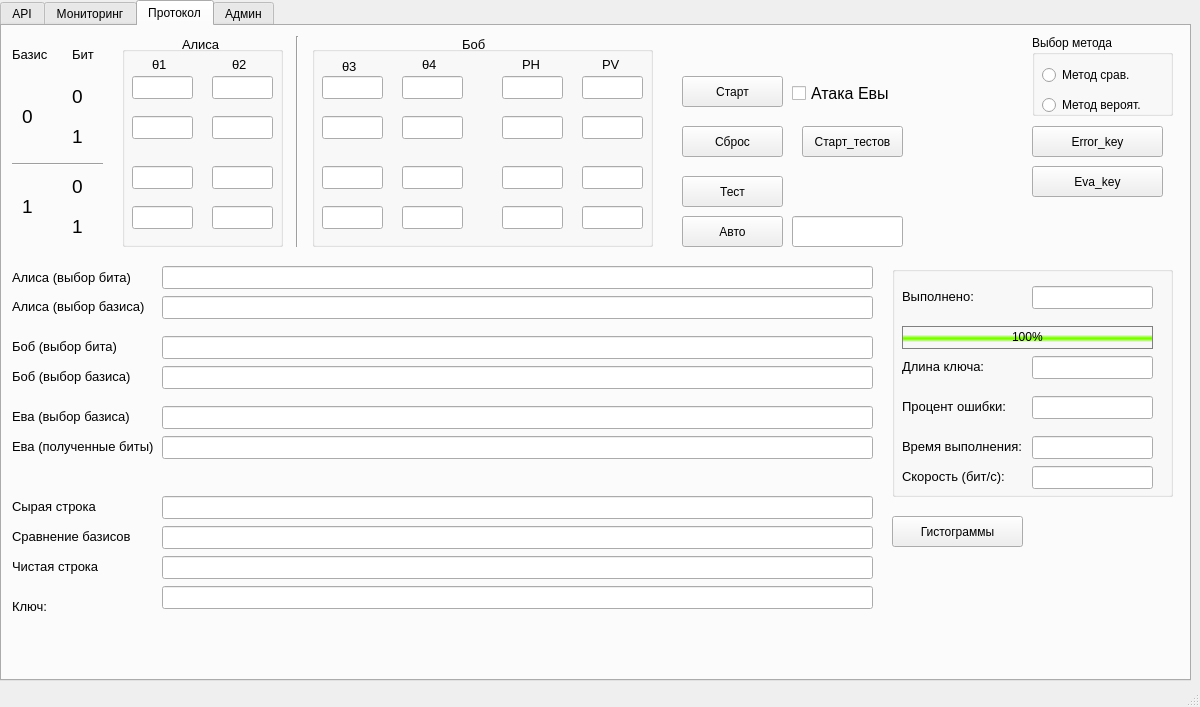
LukArty/QKD_techPO, file mainwindow.ui: the form before one commit.
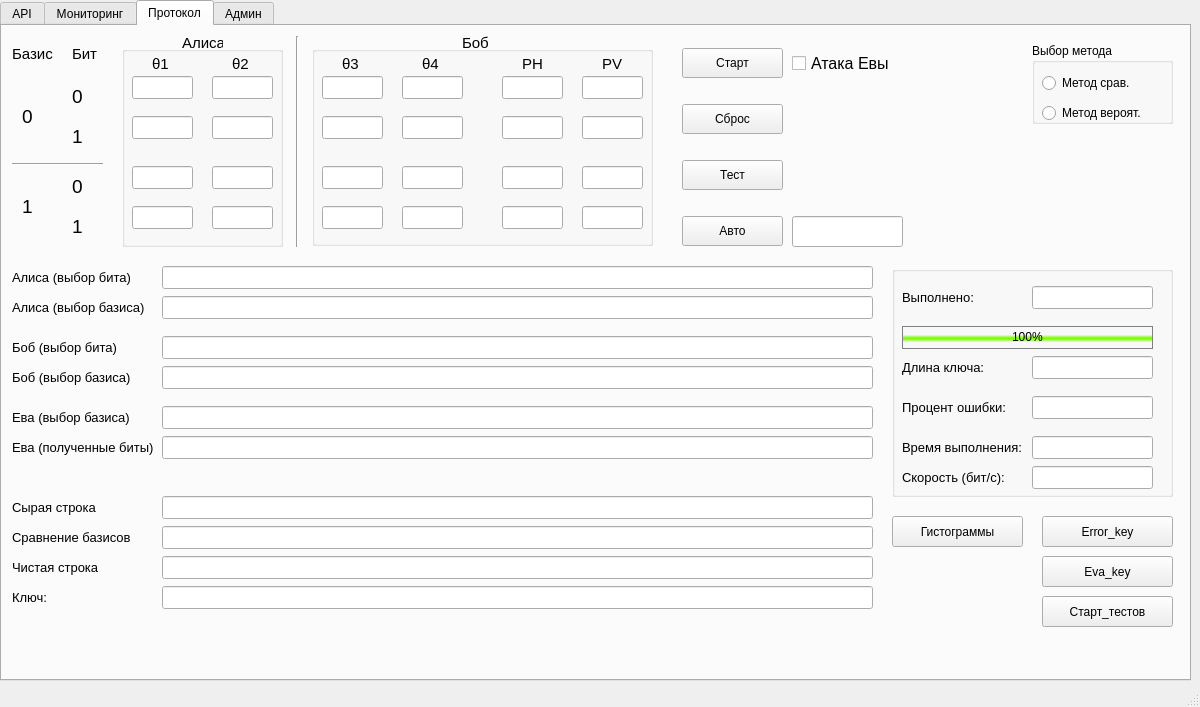
The form after the commit. The open tabs and pages were chosen to show the change. Icons and pictures are not drawn. Custom widgets are drawn as their Qt base class.

Patch:
```diff
--- a/mainwindow.ui
+++ b/mainwindow.ui
@@ -1927,6 +1927,11 @@
          <height>16</height>
         </rect>
        </property>
+       <property name="font">
+        <font>
+         <pointsize>11</pointsize>
+        </font>
+       </property>
        <property name="text">
         <string>θ1</string>
        </property>
@@ -1940,6 +1945,11 @@
          <height>16</height>
         </rect>
        </property>
+       <property name="font">
+        <font>
+         <pointsize>11</pointsize>
+        </font>
+       </property>
        <property name="text">
         <string>θ2</string>
        </property>
@@ -1956,7 +1966,7 @@
       </property>
       <property name="font">
        <font>
-        <pointsize>10</pointsize>
+        <pointsize>11</pointsize>
        </font>
       </property>
       <property name="text">
@@ -1974,7 +1984,7 @@
       </property>
       <property name="font">
        <font>
-        <pointsize>10</pointsize>
+        <pointsize>11</pointsize>
        </font>
       </property>
       <property name="layoutDirection">
@@ -2111,7 +2121,7 @@
         <x>310</x>
         <y>20</y>
         <width>341</width>
-        <height>201</height>
+        <height>200</height>
        </rect>
       </property>
       <property name="font">
@@ -2208,9 +2218,14 @@
          <x>30</x>
          <y>10</y>
          <width>21</width>
-         <height>20</height>
+         <height>16</height>
         </rect>
        </property>
+       <property name="font">
+        <font>
+         <pointsize>11</pointsize>
+        </font>
+       </property>
        <property name="text">
         <string>θ3</string>
        </property>
@@ -2224,6 +2239,11 @@
          <height>16</height>
         </rect>
        </property>
+       <property name="font">
+        <font>
+         <pointsize>11</pointsize>
+        </font>
+       </property>
        <property name="text">
         <string>θ4</string>
        </property>
@@ -2317,6 +2337,11 @@
          <height>16</height>
         </rect>
        </property>
+       <property name="font">
+        <font>
+         <pointsize>11</pointsize>
+        </font>
+       </property>
        <property name="text">
         <string>PV</string>
        </property>
@@ -2330,6 +2355,11 @@
          <height>16</height>
         </rect>
        </property>
+       <property name="font">
+        <font>
+         <pointsize>11</pointsize>
+        </font>
+       </property>
        <property name="text">
         <string>PH</string>
        </property>
@@ -2352,14 +2382,14 @@
       <property name="geometry">
        <rect>
         <x>180</x>
-        <y>10</y>
+        <y>9</y>
         <width>41</width>
         <height>16</height>
        </rect>
       </property>
       <property name="font">
        <font>
-        <pointsize>10</pointsize>
+        <pointsize>11</pointsize>
        </font>
       </property>
       <property name="text">
@@ -2370,14 +2400,14 @@
       <property name="geometry">
        <rect>
         <x>460</x>
-        <y>10</y>
+        <y>9</y>
         <width>31</width>
         <height>16</height>
        </rect>
       </property>
       <property name="font">
        <font>
-        <pointsize>10</pointsize>
+        <pointsize>11</pointsize>
        </font>
       </property>
       <property name="text">
@@ -2388,9 +2418,9 @@
       <property name="geometry">
        <rect>
         <x>680</x>
-        <y>50</y>
+        <y>22</y>
         <width>101</width>
-        <height>31</height>
+        <height>30</height>
        </rect>
       </property>
       <property name="text">
@@ -2401,9 +2431,9 @@
       <property name="geometry">
        <rect>
         <x>680</x>
-        <y>100</y>
+        <y>78</y>
         <width>101</width>
-        <height>31</height>
+        <height>30</height>
        </rect>
       </property>
       <property name="text">
@@ -2424,9 +2454,9 @@
       <property name="geometry">
        <rect>
         <x>10</x>
-        <y>241</y>
+        <y>240</y>
         <width>141</width>
-        <height>20</height>
+        <height>23</height>
        </rect>
       </property>
       <property name="font">
@@ -2444,7 +2474,7 @@
         <x>10</x>
         <y>270</y>
         <width>151</width>
-        <height>20</height>
+        <height>23</height>
        </rect>
       </property>
       <property name="font">
@@ -2462,7 +2492,7 @@
         <x>10</x>
         <y>310</y>
         <width>141</width>
-        <height>20</height>
+        <height>23</height>
        </rect>
       </property>
       <property name="font">
@@ -2480,7 +2510,7 @@
         <x>10</x>
         <y>340</y>
         <width>141</width>
-        <height>20</height>
+        <height>23</height>
        </rect>
       </property>
       <property name="font">
@@ -2528,7 +2558,7 @@
         <x>10</x>
         <y>470</y>
         <width>141</width>
-        <height>20</height>
+        <height>23</height>
        </rect>
       </property>
       <property name="font">
@@ -2546,7 +2576,7 @@
         <x>680</x>
         <y>190</y>
         <width>101</width>
-        <height>31</height>
+        <height>30</height>
        </rect>
       </property>
       <property name="text">
@@ -2559,7 +2589,7 @@
         <x>10</x>
         <y>500</y>
         <width>141</width>
-        <height>20</height>
+        <height>23</height>
        </rect>
       </property>
       <property name="font">
@@ -2597,7 +2627,7 @@
         <x>10</x>
         <y>530</y>
         <width>141</width>
-        <height>20</height>
+        <height>23</height>
        </rect>
       </property>
       <property name="font">
@@ -2637,7 +2667,7 @@
          <x>10</x>
          <y>170</y>
          <width>141</width>
-         <height>20</height>
+         <height>23</height>
         </rect>
        </property>
        <property name="font">
@@ -2655,7 +2685,7 @@
          <x>10</x>
          <y>200</y>
          <width>141</width>
-         <height>20</height>
+         <height>23</height>
         </rect>
        </property>
        <property name="font">
@@ -2683,7 +2713,7 @@
          <x>10</x>
          <y>90</y>
          <width>101</width>
-         <height>20</height>
+         <height>23</height>
         </rect>
        </property>
        <property name="font">
@@ -2711,7 +2741,7 @@
          <x>10</x>
          <y>20</y>
          <width>101</width>
-         <height>20</height>
+         <height>23</height>
         </rect>
        </property>
        <property name="font">
@@ -2739,7 +2769,7 @@
          <x>10</x>
          <y>130</y>
          <width>121</width>
-         <height>20</height>
+         <height>23</height>
         </rect>
        </property>
        <property name="font">
@@ -2794,9 +2824,9 @@
       <property name="geometry">
        <rect>
         <x>680</x>
-        <y>150</y>
+        <y>134</y>
         <width>101</width>
-        <height>31</height>
+        <height>30</height>
        </rect>
       </property>
       <property name="text">
@@ -2817,9 +2847,9 @@
       <property name="geometry">
        <rect>
         <x>10</x>
-        <y>570</y>
+        <y>560</y>
         <width>41</width>
-        <height>20</height>
+        <height>23</height>
        </rect>
       </property>
       <property name="font">
@@ -2847,7 +2877,7 @@
         <x>10</x>
         <y>380</y>
         <width>141</width>
-        <height>20</height>
+        <height>23</height>
        </rect>
       </property>
       <property name="font">
@@ -2863,7 +2893,7 @@
       <property name="geometry">
        <rect>
         <x>790</x>
-        <y>52</y>
+        <y>22</y>
         <width>101</width>
         <height>31</height>
        </rect>
@@ -2893,7 +2923,7 @@
         <x>10</x>
         <y>410</y>
         <width>141</width>
-        <height>20</height>
+        <height>23</height>
        </rect>
       </property>
       <property name="font">
@@ -2908,9 +2938,9 @@
      <widget class="QPushButton" name="Protocol_test">
       <property name="geometry">
        <rect>
-        <x>800</x>
-        <y>100</y>
-        <width>101</width>
+        <x>1040</x>
+        <y>570</y>
+        <width>131</width>
         <height>31</height>
        </rect>
       </property>
@@ -2921,8 +2951,8 @@
      <widget class="QPushButton" name="Eva_key">
       <property name="geometry">
        <rect>
-        <x>1030</x>
-        <y>140</y>
+        <x>1040</x>
+        <y>530</y>
         <width>131</width>
         <height>31</height>
        </rect>
@@ -2934,8 +2964,8 @@
      <widget class="QPushButton" name="Error_key">
       <property name="geometry">
        <rect>
-        <x>1030</x>
-        <y>100</y>
+        <x>1040</x>
+        <y>490</y>
         <width>131</width>
         <height>31</height>
        </rect>
@@ -2948,7 +2978,7 @@
       <property name="geometry">
        <rect>
         <x>1030</x>
-        <y>9</y>
+        <y>17</y>
         <width>141</width>
         <height>81</height>
        </rect>
```
Left out of the diff: 192 changed lines with no effect on the pictures.
